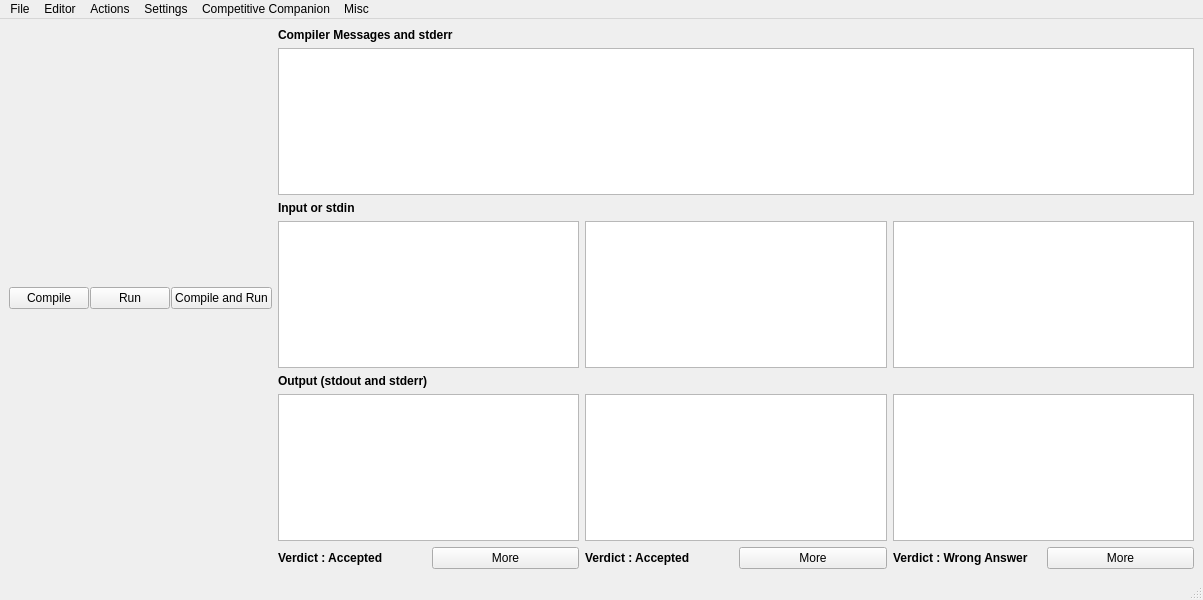
Before: the Qt Designer form ui/mainwindow.ui in cpeditor/cpeditor, drawn with Qt 5.
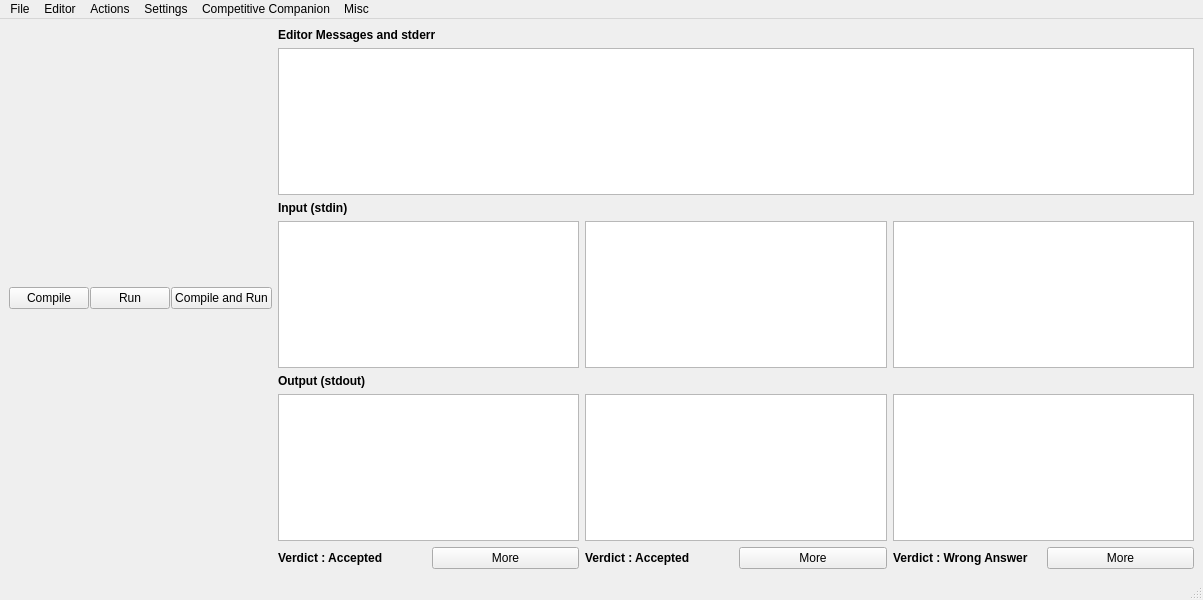
After: the same form once the commit is applied.

Commit message: fix(ui): fix wrong text

```diff
--- a/ui/mainwindow.ui
+++ b/ui/mainwindow.ui
@@ -71,7 +71,7 @@
              </font>
             </property>
             <property name="text">
-             <string>Compiler Messages and stderr</string>
+             <string>Editor Messages and stderr</string>
             </property>
            </widget>
           </item>
@@ -91,7 +91,7 @@
              </font>
             </property>
             <property name="text">
-             <string>Input or stdin</string>
+             <string>Input (stdin)</string>
             </property>
            </widget>
           </item>
@@ -129,7 +129,7 @@
              </font>
             </property>
             <property name="text">
-             <string>Output (stdout and stderr)</string>
+             <string>Output (stdout)</string>
             </property>
            </widget>
           </item>
```
